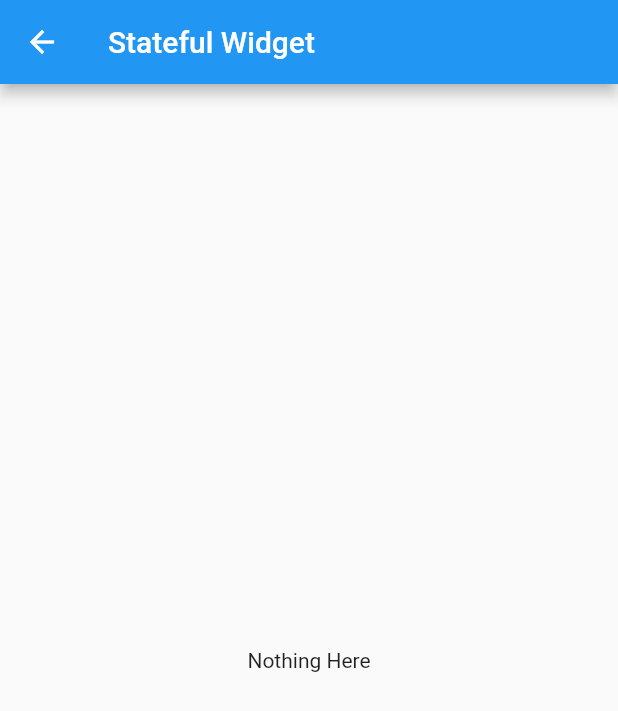
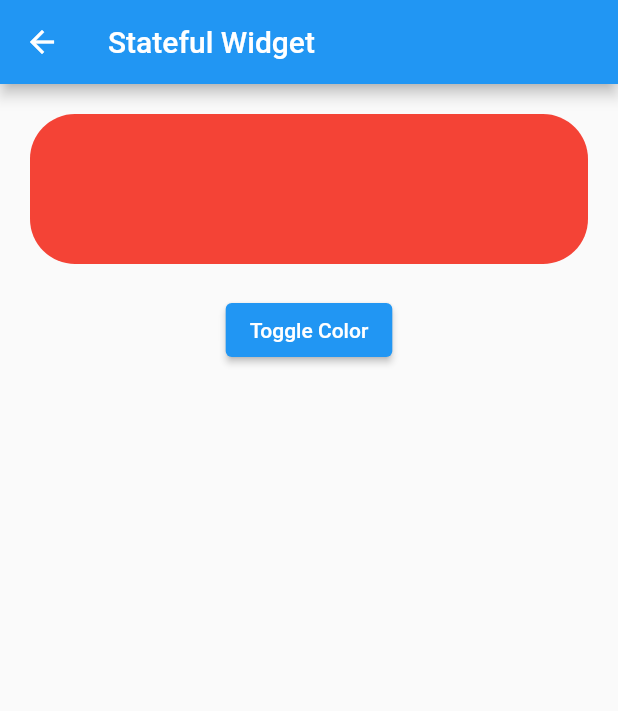
Before and after one commit to juandozuna/flutter-course, a Flutter app: the StatefulPage screen opened directly, on a phone screen of 412 x 824 dp. Shown: the top 711 px of the screen. Run offline on Flutter 3.47's test engine with Material 2 defaults, Android fonts, the phone set to English and light mode, and no system bars.

Commit message:
color changer

```diff
--- a/project_1/lib/pages/stateful_page.dart
+++ b/project_1/lib/pages/stateful_page.dart
@@ -1,4 +1,5 @@
 import 'package:flutter/material.dart';
+import 'package:project_1/widgets/primary_button.dart';
 
 class StatefulPage extends StatefulWidget {
   const StatefulPage({Key? key}) : super(key: key);
@@ -8,13 +9,38 @@ class StatefulPage extends StatefulWidget {
 }
 
 class _StatefulPageState extends State<StatefulPage> {
+  Color _color = Colors.red;
+  int counter = 0;
+
   @override
   Widget build(BuildContext context) {
     return Scaffold(
       appBar: AppBar(
         title: const Text('Stateful Widget'),
       ),
-      body: const Center(child: Text('Nothing Here')),
+      body: Column(
+        children: [
+          AnimatedContainer(
+            duration: const Duration(milliseconds: 300),
+            decoration: BoxDecoration(
+              color: _color,
+              borderRadius: BorderRadius.circular(30),
+            ),
+            margin: const EdgeInsets.all(20),
+            child: Container(
+              height: 100,
+            ),
+          ),
+          PrimaryButton(
+            text: 'Toggle Color',
+            onPressed: () {
+              setState(() {
+                _color = _color == Colors.red ? Colors.blue : Colors.red;
+              });
+            },
+          )
+        ],
+      ),
     );
   }
 }
```
